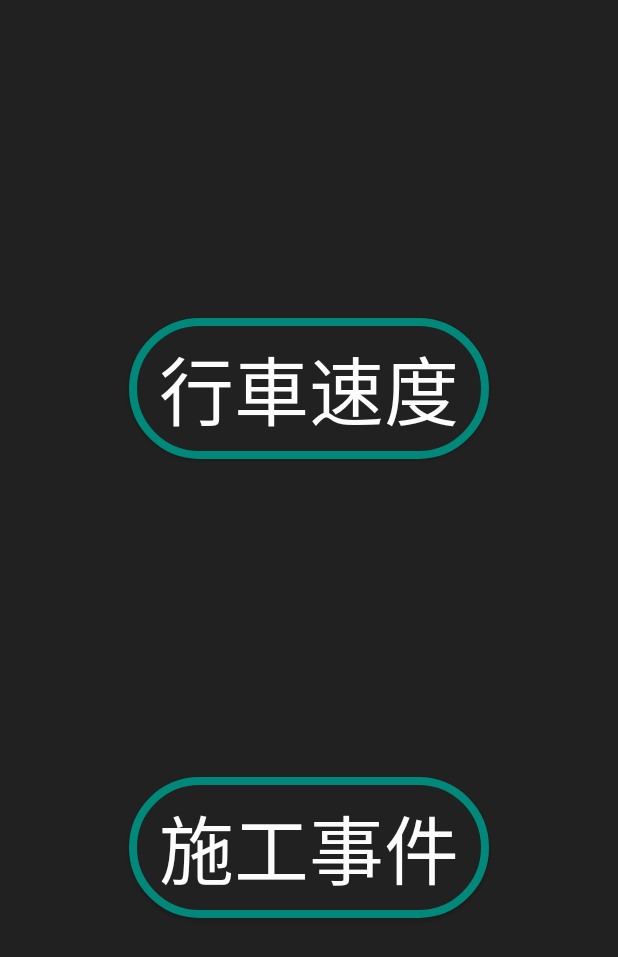
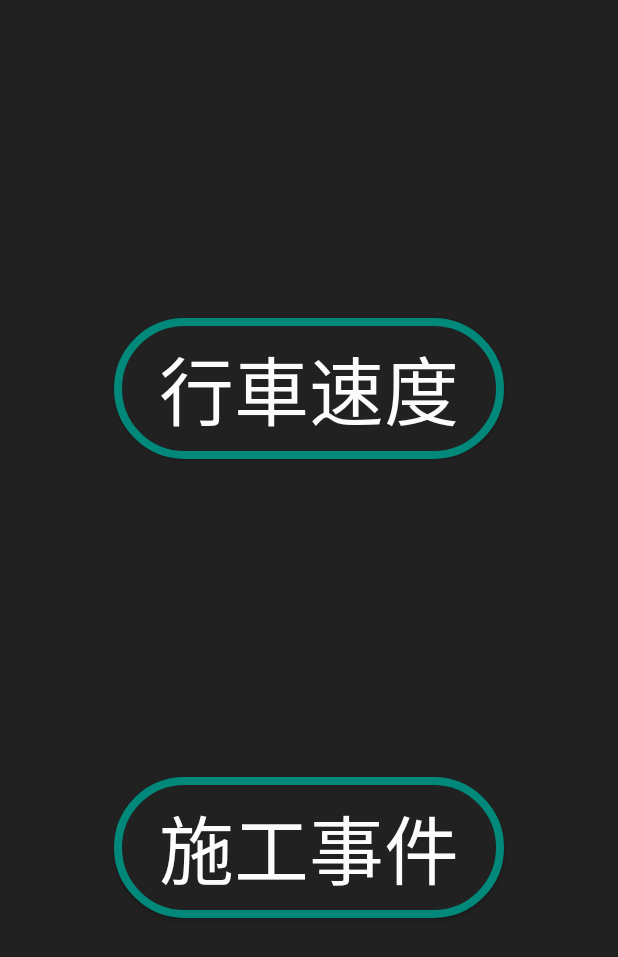
Before and after one commit to ALiao1432/Rightway, an Android app: the screen it shows after launch (MainActivity), on a phone screen of 412 x 824 dp. Shown: the top 957 px of the screen. Run offline under Robolectric (Android 15) with nearby library versions, the phone set to English and light mode, and no system bars.

Commit message:
add select activity

```diff
--- a/app/src/main/AndroidManifest.xml
+++ b/app/src/main/AndroidManifest.xml
@@ -16,6 +16,8 @@
                 <category android:name="android.intent.category.LAUNCHER" />
             </intent-filter>
         </activity>
+        <activity android:name=".select.SpeedSelectActivity" />
+        <activity android:name=".select.EventSelectActivity"></activity>
     </application>
 
 </manifest>
--- a/app/src/main/java/com/study/ian/rightway/MainActivity.java
+++ b/app/src/main/java/com/study/ian/rightway/MainActivity.java
@@ -1,10 +1,12 @@
 package com.study.ian.rightway;
 
-import android.graphics.Color;
+import android.content.Intent;
+import android.os.Bundle;
 import android.support.v7.app.AppCompatActivity;
-import android.os.Bundle;
-import android.view.Window;
-import android.view.WindowManager;
+import android.widget.Button;
+
+import com.study.ian.rightway.select.EventSelectActivity;
+import com.study.ian.rightway.select.SpeedSelectActivity;
 
 public class MainActivity extends AppCompatActivity {
 
@@ -12,5 +14,26 @@ public class MainActivity extends AppCompatActivity {
     protected void onCreate(Bundle savedInstanceState) {
         super.onCreate(savedInstanceState);
         setContentView(R.layout.activity_main);
+
+        Button btnSelectSpeed = findViewById(R.id.btnSelectSpeed);
+        Button btnSelectEvent = findViewById(R.id.btnSelectEvent);
+
+        Button.OnClickListener onClickListener = view -> {
+            Intent intent = new Intent();
+
+            switch (view.getId()) {
+                case R.id.btnSelectSpeed:
+                    intent.setClass(this, SpeedSelectActivity.class);
+                    break;
+                case R.id.btnSelectEvent:
+                    intent.setClass(this, EventSelectActivity.class);
+                    break;
+            }
+
+            startActivity(intent);
+        };
+
+        btnSelectSpeed.setOnClickListener(onClickListener);
+        btnSelectEvent.setOnClickListener(onClickListener);
     }
 }
--- a/app/src/main/res/drawable/btn_shape.xml
+++ b/app/src/main/res/drawable/btn_shape.xml
@@ -12,7 +12,7 @@
 
     <padding
         android:bottom="10dp"
-        android:left="20dp"
-        android:right="20dp"
+        android:left="30dp"
+        android:right="30dp"
         android:top="10dp" />
 </shape>
--- a/app/src/main/res/layout/activity_main.xml
+++ b/app/src/main/res/layout/activity_main.xml
@@ -8,36 +8,34 @@
     tools:context=".MainActivity"
     tools:layout_editor_absoluteY="25dp">
 
-
     <Button
-        android:id="@+id/btnHighwaySpeed"
+        android:id="@+id/btnSelectSpeed"
         android:layout_width="wrap_content"
         android:layout_height="wrap_content"
         android:background="@drawable/btn_shape"
         android:foreground="?attr/selectableItemBackground"
         android:text="@string/highway_speed"
+        android:textColor="#fcfcfc"
         android:textSize="50sp"
-        android:textColor="#fcfcfc"
-        app:layout_constraintBottom_toTopOf="@+id/btnHighwayEvent"
+        app:layout_constraintBottom_toTopOf="@+id/btnSelectEvent"
         app:layout_constraintEnd_toEndOf="parent"
         app:layout_constraintHorizontal_bias="0.5"
         app:layout_constraintStart_toStartOf="parent"
         app:layout_constraintTop_toTopOf="parent" />
 
     <Button
-        android:id="@+id/btnHighwayEvent"
+        android:id="@+id/btnSelectEvent"
         android:layout_width="wrap_content"
         android:layout_height="wrap_content"
         android:background="@drawable/btn_shape"
         android:foreground="?attr/selectableItemBackground"
         android:text="@string/highway_event"
+        android:textColor="#fcfcfc"
         android:textSize="50sp"
-        android:textColor="#fcfcfc"
         app:layout_constraintBottom_toBottomOf="parent"
         app:layout_constraintEnd_toEndOf="parent"
         app:layout_constraintHorizontal_bias="0.5"
         app:layout_constraintStart_toStartOf="parent"
-        app:layout_constraintTop_toBottomOf="@+id/btnHighwaySpeed" />
-
+        app:layout_constraintTop_toBottomOf="@+id/btnSelectSpeed" />
 
 </android.support.constraint.ConstraintLayout>
--- a/app/src/main/res/values/styles.xml
+++ b/app/src/main/res/values/styles.xml
@@ -7,6 +7,7 @@
         <item name="colorPrimaryDark">@color/colorPrimaryDark</item>
         <item name="colorAccent">@color/colorAccent</item>
         <item name="android:statusBarColor">@color/colorStatusBar</item>
+        <item name="android:navigationBarColor">@color/colorStatusBar</item>
     </style>
 
 </resources>
```
Also changed, not shown: app/src/main/java/com/study/ian/rightway/select/EventSelectActivity.java (added, +15 -0 lines), app/src/main/java/com/study/ian/rightway/select/SpeedSelectActivity.java (added, +15 -0 lines), app/src/main/res/layout/activity_event_select.xml (added, +18 -0 lines), app/src/main/res/layout/activity_speed_select.xml (added, +9 -0 lines).
